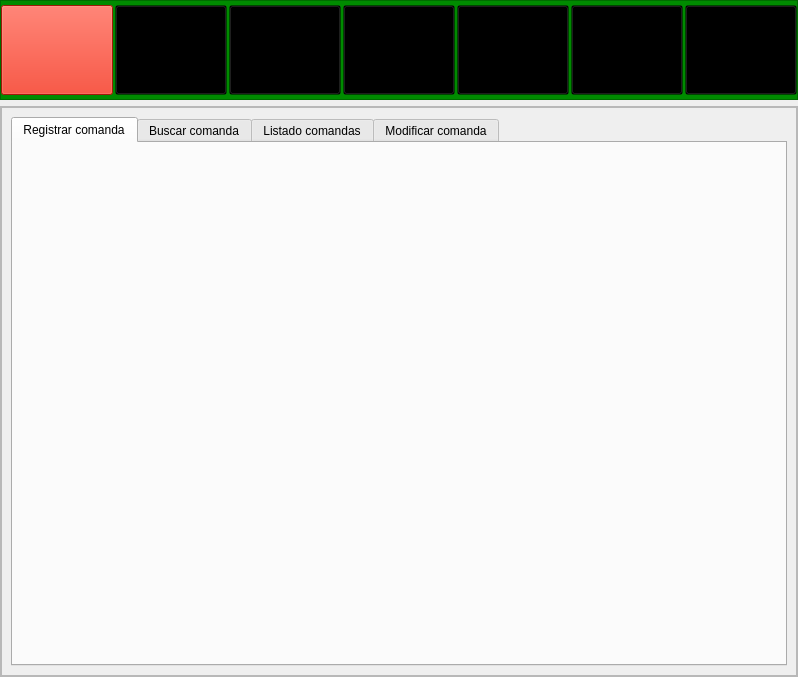
Before: the Qt Designer form mainwindow.ui in AleHdzB/SPVCM, drawn with Qt 5.
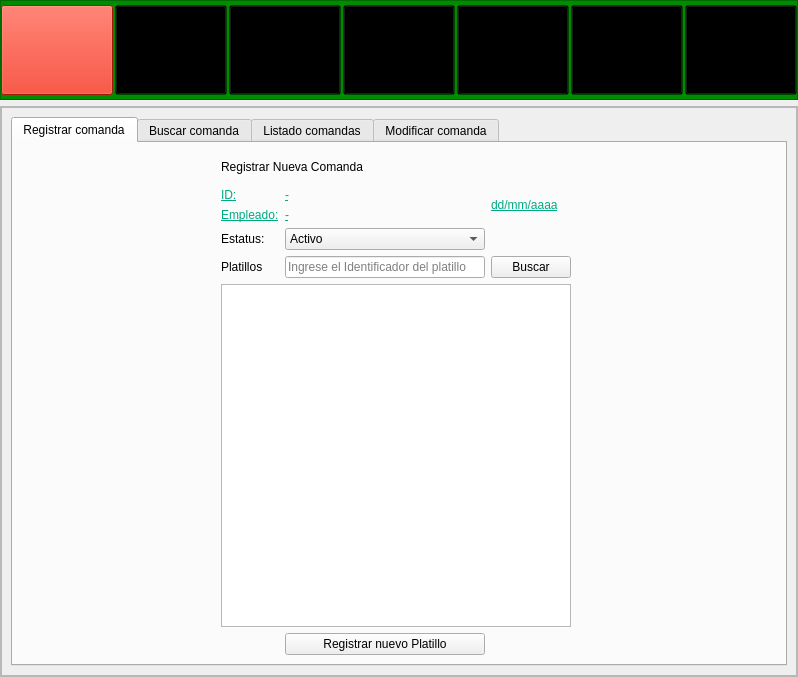
After: the same form once the commit is applied. The open tabs and pages were chosen to show the change. Icons and pictures are not drawn.

Commit message: Interfaz registro RF de 1aN

Diff of the .ui file:
```diff
--- a/mainwindow.ui
+++ b/mainwindow.ui
@@ -511,6 +511,180 @@
                  <attribute name="title">
                   <string>Registrar comanda</string>
                  </attribute>
+                 <layout class="QGridLayout" name="gridLayout_18">
+                  <item row="0" column="1" colspan="2">
+                   <widget class="QLabel" name="label_Titulo_Registrar_3">
+                    <property name="minimumSize">
+                     <size>
+                      <width>30</width>
+                      <height>30</height>
+                     </size>
+                    </property>
+                    <property name="maximumSize">
+                     <size>
+                      <width>1500</width>
+                      <height>200</height>
+                     </size>
+                    </property>
+                    <property name="styleSheet">
+                     <string notr="true">font: 75 36pt &quot;MS Shell Dlg 2&quot;;</string>
+                    </property>
+                    <property name="lineWidth">
+                     <number>-1</number>
+                    </property>
+                    <property name="text">
+                     <string>Registrar Nueva Comanda</string>
+                    </property>
+                    <property name="alignment">
+                     <set>Qt::AlignLeading|Qt::AlignLeft|Qt::AlignVCenter</set>
+                    </property>
+                   </widget>
+                  </item>
+                  <item row="1" column="1">
+                   <widget class="QLabel" name="label_ID_4">
+                    <property name="styleSheet">
+                     <string notr="true">font: 75 14pt &quot;MS Shell Dlg 2&quot;;
+text-decoration: underline;
+color:rgb(0, 170, 127);
+</string>
+                    </property>
+                    <property name="text">
+                     <string>ID:</string>
+                    </property>
+                   </widget>
+                  </item>
+                  <item row="1" column="2">
+                   <widget class="QLabel" name="ID_Comanda">
+                    <property name="styleSheet">
+                     <string notr="true">font: 75 14pt &quot;MS Shell Dlg 2&quot;;
+text-decoration: underline;
+color:rgb(0, 170, 127);</string>
+                    </property>
+                    <property name="text">
+                     <string>-</string>
+                    </property>
+                   </widget>
+                  </item>
+                  <item row="1" column="3" rowspan="2" colspan="2">
+                   <widget class="QLabel" name="fecha_comanda">
+                    <property name="styleSheet">
+                     <string notr="true">font: 75 14pt &quot;MS Shell Dlg 2&quot;;
+text-decoration: underline;
+color:rgb(0, 170, 127);
+</string>
+                    </property>
+                    <property name="text">
+                     <string>dd/mm/aaaa</string>
+                    </property>
+                   </widget>
+                  </item>
+                  <item row="2" column="1">
+                   <widget class="QLabel" name="label_ID_5">
+                    <property name="styleSheet">
+                     <string notr="true">font: 75 14pt &quot;MS Shell Dlg 2&quot;;
+text-decoration: underline;
+color:rgb(0, 170, 127);
+</string>
+                    </property>
+                    <property name="text">
+                     <string>Empleado:</string>
+                    </property>
+                   </widget>
+                  </item>
+                  <item row="2" column="2">
+                   <widget class="QLabel" name="ID_Empleado_Comanda">
+                    <property name="styleSheet">
+                     <string notr="true">font: 75 14pt &quot;MS Shell Dlg 2&quot;;
+text-decoration: underline;
+color:rgb(0, 170, 127);</string>
+                    </property>
+                    <property name="text">
+                     <string>-</string>
+                    </property>
+                   </widget>
+                  </item>
+                  <item row="3" column="0">
+                   <spacer name="horizontalSpacer_11">
+                    <property name="orientation">
+                     <enum>Qt::Horizontal</enum>
+                    </property>
+                    <property name="sizeHint" stdset="0">
+                     <size>
+                      <width>51</width>
+                      <height>20</height>
+                     </size>
+                    </property>
+                   </spacer>
+                  </item>
+                  <item row="3" column="1">
+                   <widget class="QLabel" name="label_109">
+                    <property name="text">
+                     <string>Estatus:</string>
+                    </property>
+                   </widget>
+                  </item>
+                  <item row="3" column="2">
+                   <widget class="QComboBox" name="comboBox_Estatus_Comanda">
+                    <item>
+                     <property name="text">
+                      <string>Activo</string>
+                     </property>
+                    </item>
+                    <item>
+                     <property name="text">
+                      <string>Inactivo</string>
+                     </property>
+                    </item>
+                   </widget>
+                  </item>
+                  <item row="4" column="1">
+                   <widget class="QLabel" name="label_108">
+                    <property name="text">
+                     <string>Platillos</string>
+                    </property>
+                   </widget>
+                  </item>
+                  <item row="4" column="2">
+                   <widget class="QLineEdit" name="lineEdit_ID_Insumos_2">
+                    <property name="text">
+                     <string/>
+                    </property>
+                    <property name="placeholderText">
+                     <string>Ingrese el Identificador del platillo</string>
+                    </property>
+                   </widget>
+                  </item>
+                  <item row="4" column="3">
+                   <widget class="QPushButton" name="pushButton_Buscar_Platillos_Comanda">
+                    <property name="text">
+                     <string>Buscar</string>
+                    </property>
+                   </widget>
+                  </item>
+                  <item row="4" column="4">
+                   <spacer name="horizontalSpacer_10">
+                    <property name="orientation">
+                     <enum>Qt::Horizontal</enum>
+                    </property>
+                    <property name="sizeHint" stdset="0">
+                     <size>
+                      <width>50</width>
+                      <height>20</height>
+                     </size>
+                    </property>
+                   </spacer>
+                  </item>
+                  <item row="5" column="1" colspan="3">
+                   <widget class="QTableWidget" name="tabla_Buscar_Platillos"/>
+                  </item>
+                  <item row="6" column="2">
+                   <widget class="QPushButton" name="pushButton_Registrar_Platillo_2">
+                    <property name="text">
+                     <string>Registrar nuevo Platillo</string>
+                    </property>
+                   </widget>
+                  </item>
+                 </layout>
                 </widget>
                 <widget class="QWidget" name="BuscarComanda">
                  <attribute name="title">
```
Left out of the diff: 326 changed lines with no effect on the pictures. The commit also changes 7 other files.
